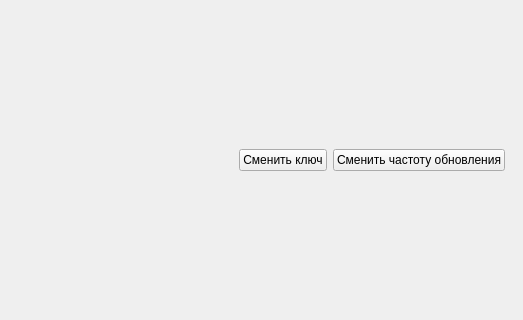
This is mainwindow.ui in Dyehalla/TaskManager as Qt 5 draws it before an edit; both pictures show x 733 to 1256 and y 246 to 566 of the 1256 by 834 pixel window. The edited form follows.
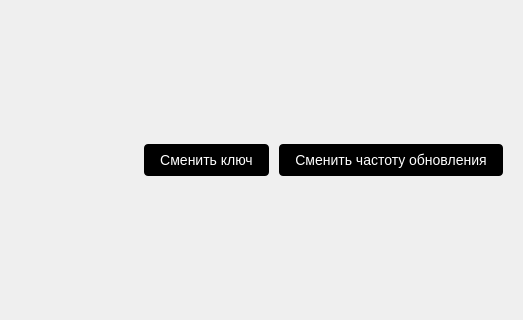
This is the edited form.

What changed in the file:
```diff
--- a/mainwindow.ui
+++ b/mainwindow.ui
@@ -20,7 +20,7 @@
       <property name="minimumSize">
        <size>
         <width>0</width>
-        <height>100</height>
+        <height>55</height>
        </size>
       </property>
       <layout class="QHBoxLayout" name="horizontalLayout_2">
@@ -71,6 +71,22 @@
         <layout class="QHBoxLayout" name="horizontalLayout">
          <item>
           <widget class="QPushButton" name="ChangeApiKey">
+           <property name="cursor">
+            <cursorShape>PointingHandCursor</cursorShape>
+           </property>
+           <property name="styleSheet">
+            <string notr="true">QPushButton {
+       background-color: black;
+       border: none;
+       color: white;
+       padding: 8px 16px;
+       text-align: center;
+       text-decoration: none;
+       font-size: 14px;
+       margin: 4px 2px;
+       border-radius: 4px;
+    }</string>
+           </property>
            <property name="text">
             <string>Сменить ключ</string>
            </property>
@@ -78,6 +94,22 @@
          </item>
          <item>
           <widget class="QPushButton" name="changeTimer">
+           <property name="cursor">
+            <cursorShape>PointingHandCursor</cursorShape>
+           </property>
+           <property name="styleSheet">
+            <string notr="true">QPushButton {
+       background-color: black;
+       border: none;
+       color: white;
+       padding: 8px 16px;
+       text-align: center;
+       text-decoration: none;
+       font-size: 14px;
+       margin: 4px 2px;
+       border-radius: 4px;
+    }</string>
+           </property>
            <property name="text">
             <string>Сменить частоту обновления</string>
            </property>
```
Left out of the diff: 3 changed lines with no effect on the pictures.
